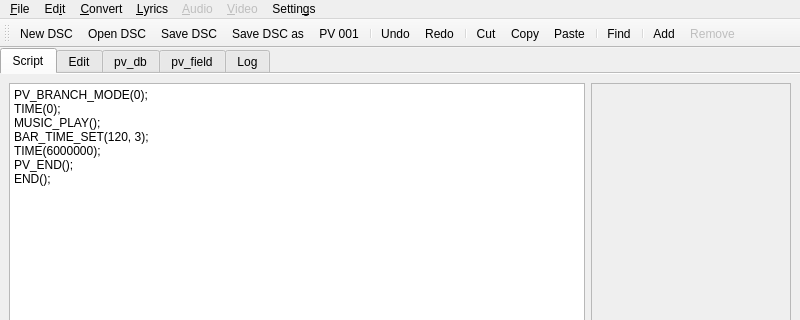
Qt form mainwindow.ui (nastys/Open-PD-Script-Editor) before a commit; both pictures show x 0 to 800 and y 0 to 320 of the 800 by 600 pixel window.
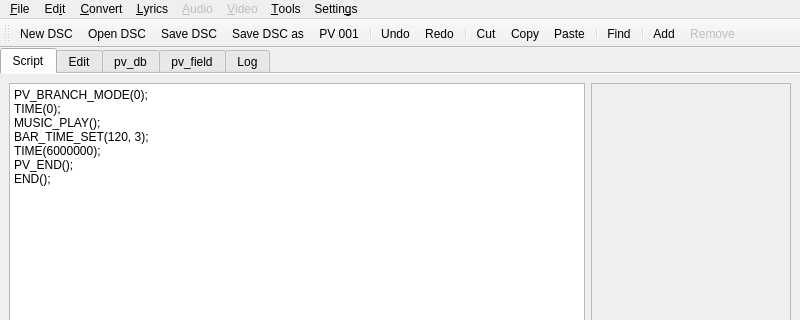
The same form after that commit. Icons and pictures are not drawn.

Patch:
```diff
--- a/mainwindow.ui
+++ b/mainwindow.ui
@@ -563,12 +563,19 @@
     <addaction name="actionRemove_all_movie_commands"/>
     <addaction name="actionSet_2D_PV_start_end"/>
    </widget>
+   <widget class="QMenu" name="menu_Tools">
+    <property name="title">
+     <string>&amp;Tools</string>
+    </property>
+    <addaction name="action_Bulk_check"/>
+   </widget>
    <addaction name="menuFile"/>
    <addaction name="menu_Edit"/>
    <addaction name="menu_Convert"/>
    <addaction name="menu_Lyrics"/>
    <addaction name="menu_Audio"/>
    <addaction name="menu_Video"/>
+   <addaction name="menu_Tools"/>
    <addaction name="menuSettin_gs"/>
   </widget>
   <widget class="QToolBar" name="toolBar">
```
Left out of the diff: 12 changed lines with no effect on the pictures.
